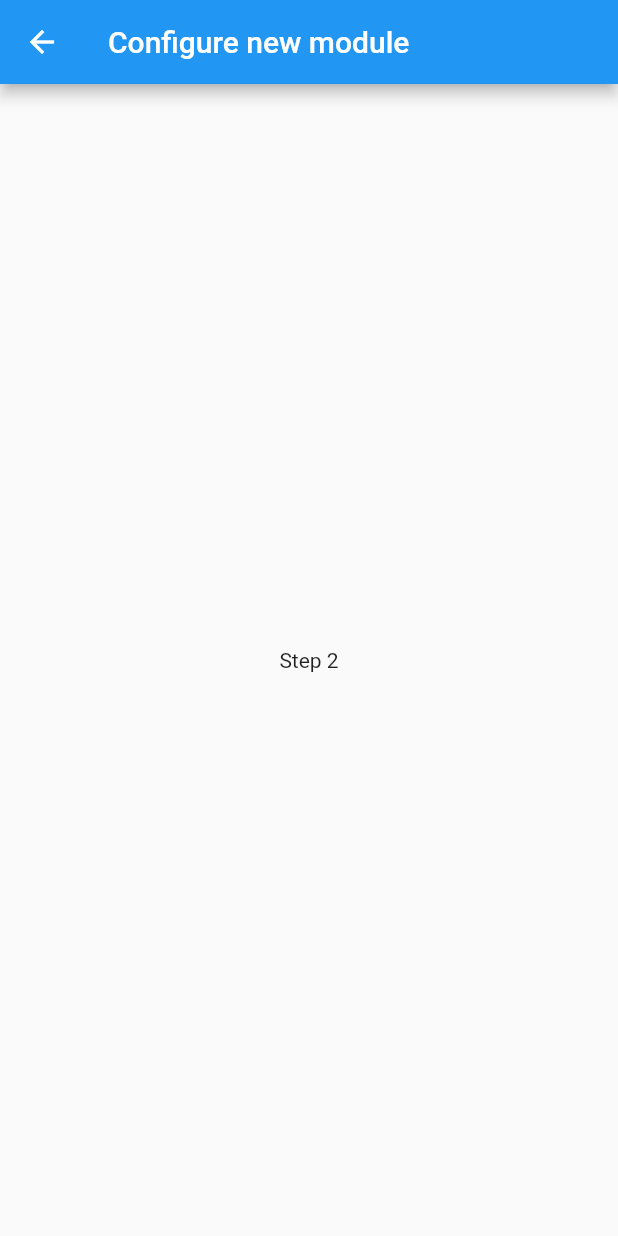
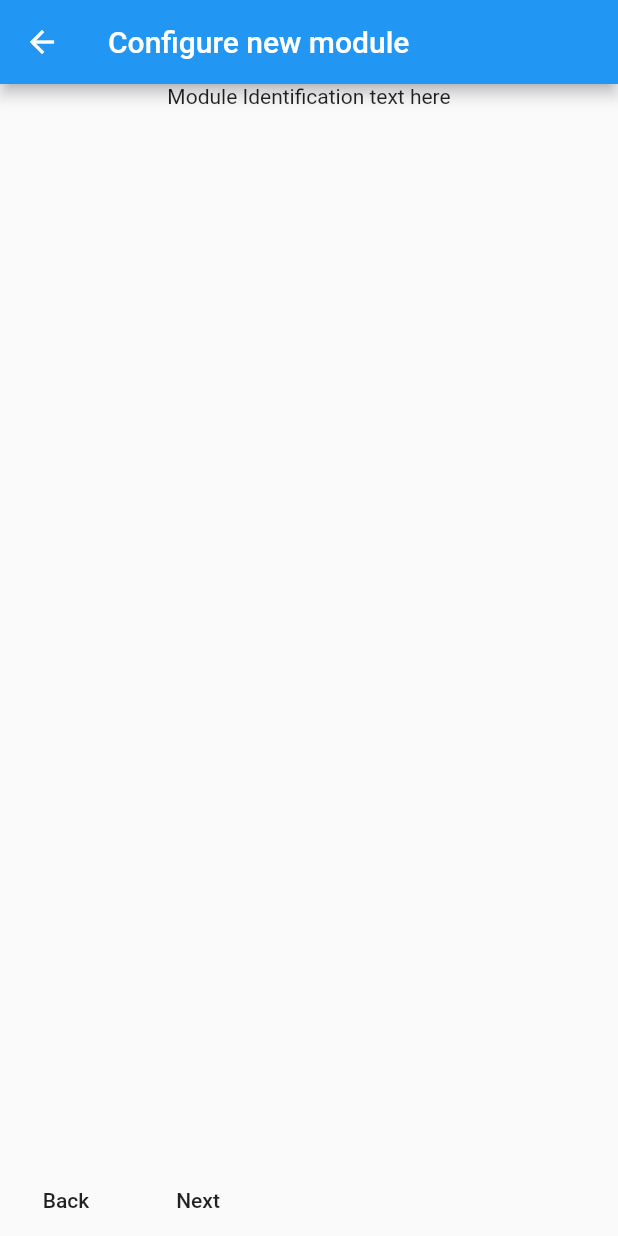
Before and after one commit to rmay-intwine/cta2045_ucm_config, a Flutter app: the NewModuleWizard screen opened directly, swiped to page 2, on a phone screen of 412 x 824 dp. Run offline on Flutter 3.47's test engine with Material 2 defaults, Android fonts, the phone set to English and light mode, and no system bars.

Commit message:
Add back and next buttons to prove out navigation within wizard.

```diff
--- a/lib/new_module_wizard.dart
+++ b/lib/new_module_wizard.dart
@@ -1,4 +1,8 @@
 import 'package:flutter/material.dart';
+
+import 'wizard_steps/enter_network_step.dart';
+import 'wizard_steps/id_module_step.dart';
+import 'wizard_steps/module_plug_in_step.dart';
 
 class NewModuleWizard extends StatefulWidget {
 
@@ -8,18 +12,40 @@ class NewModuleWizard extends StatefulWidget {
 
 class _NewModuleWizardState extends State<NewModuleWizard> {
 
+  PageController _pageController = new PageController();
+  final Duration _duration = new Duration(milliseconds: 250);
+  final Curve _curve = Curves.linear;
+
+  void _showNextPage() {
+    _pageController.nextPage(
+        duration: _duration,
+        curve: _curve);
+  }
+
+  void _showPreviousPage() {
+    _pageController.previousPage(
+        duration: _duration,
+        curve: _curve);
+  }
+
   @override
   Widget build(BuildContext context) {
     return new Scaffold(
       appBar: new AppBar(
         title: const Text("Configure new module"),
       ),
-      body: new PageView(
+      body: new Stack(
         children: <Widget>[
-          new Center(child: const Text("Step 1")),
-          new Center(child: const Text("Step 2")),
-          new Center(child: const Text("Step 3")),
-        ],
+          new PageView(
+            physics: new NeverScrollableScrollPhysics(),
+            controller: _pageController,
+            children: <Widget>[
+              new Center(child: new EnterNetworkStep(_showNextPage)),
+              new Center(child: new IdModuleStep(_showPreviousPage, _showNextPage)),
+              new Center(child: new ModulePlugInStep(_showPreviousPage)),
+            ],
+          ),
+        ]
       ),
     );
   }
--- /dev/null
+++ b/lib/wizard_steps/id_module_step.dart
@@ -0,0 +1,29 @@
+import 'package:flutter/material.dart';
+
+class IdModuleStep extends StatefulWidget {
+  final Function nextStepListener;
+  final Function previousStepListener;
+
+  IdModuleStep(this.previousStepListener, this.nextStepListener);
+
+  @override
+  _IdModuleStepState createState() => new _IdModuleStepState();
+}
+
+class _IdModuleStepState extends State<IdModuleStep> {
+  @override
+  Widget build(BuildContext context) {
+    return new Column(
+      children: <Widget>[
+        new Expanded(child: const Text('Module Identification text here')),
+        new Row(
+          children: <Widget>[
+            new FlatButton(onPressed: widget.previousStepListener, child: const Text('Back')),
+            new FlatButton(onPressed: widget.nextStepListener, child: const Text('Next')),
+          ],
+        ),
+      ],
+    );
+  }
+
+}
--- /dev/null
+++ b/lib/wizard_steps/istep.dart
@@ -0,0 +1,4 @@
+abstract class IStep {
+  void addNextStepListener(Function listener);
+  void addPreviousStepListener(Function listener);
+}
```
Also changed, not shown: lib/wizard_steps/enter_network_step.dart (added, +28 -0 lines), lib/wizard_steps/module_plug_in_step.dart (added, +27 -0 lines).
